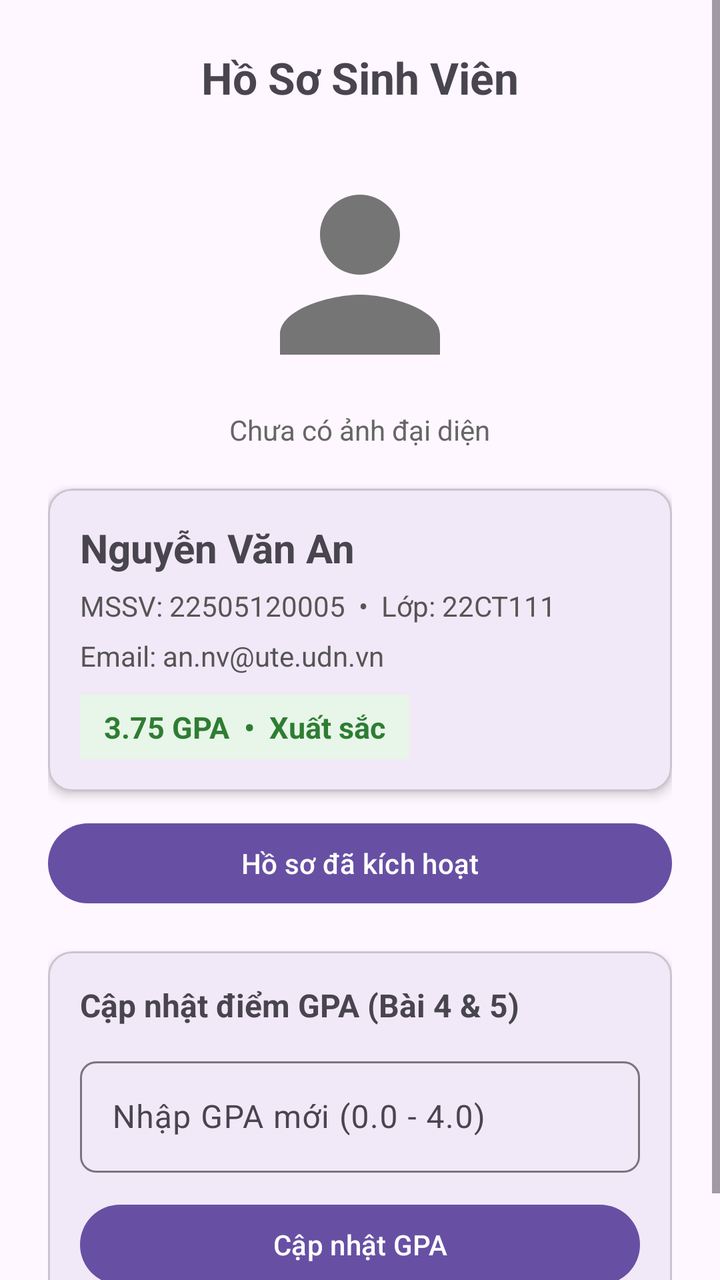
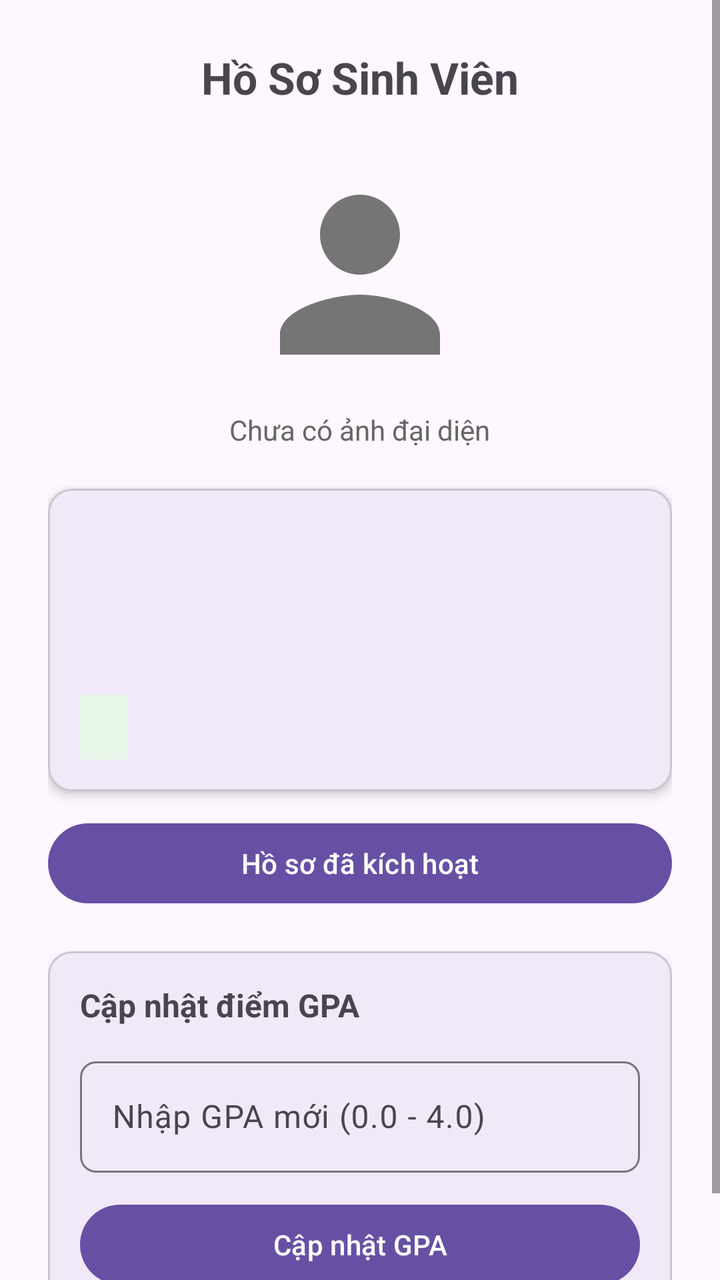

Before-and-after screenshots of an Android layout around one commit, followed by the original layout XML and the change that was made.
<!-- AndroidManifest.xml: application theme Theme.StudentProfile -->
<!-- res/layout/activity_main.xml -->
<?xml version="1.0" encoding="utf-8"?>
<ScrollView xmlns:android="http://schemas.android.com/apk/res/android"
    xmlns:app="http://schemas.android.com/apk/res-auto"
    xmlns:tools="http://schemas.android.com/tools"
    android:layout_width="match_parent"
    android:layout_height="match_parent"
    android:fillViewport="true"
    tools:context=".MainActivity">

    <LinearLayout
        android:layout_width="match_parent"
        android:layout_height="wrap_content"
        android:gravity="center_horizontal"
        android:orientation="vertical"
        android:padding="24dp">

        
        <TextView
            android:layout_width="wrap_content"
            android:layout_height="wrap_content"
            android:layout_marginBottom="24dp"
            android:text="Hồ Sơ Sinh Viên"
            android:textSize="22sp"
            android:textStyle="bold" />

        
        <ImageView
            android:id="@+id/imgAvatar"
            android:layout_width="120dp"
            android:layout_height="120dp"
            android:contentDescription="Avatar"
            android:scaleType="centerCrop"
            android:src="@drawable/ic_default_avatar" />

        <TextView
            android:id="@+id/tvAvatarStatus"
            android:layout_width="wrap_content"
            android:layout_height="wrap_content"
            android:layout_marginTop="8dp"
            android:text="Chưa có ảnh đại diện"
            android:textColor="#666666"
            android:textSize="14sp" />

        
        <com.google.android.material.card.MaterialCardView
            android:layout_width="match_parent"
            android:layout_height="wrap_content"
            android:layout_marginTop="20dp"
            app:cardCornerRadius="12dp"
            app:cardElevation="3dp"
            app:contentPadding="16dp">

            <LinearLayout
                android:layout_width="match_parent"
                android:layout_height="wrap_content"
                android:orientation="vertical">

                
                <TextView
                    android:id="@+id/tvStudentName"
                    android:layout_width="wrap_content"
                    android:layout_height="wrap_content"
                    android:text="Nguyễn Văn An"
                    android:textSize="20sp"
                    android:textStyle="bold" />

                
                <TextView
                    android:id="@+id/tvStudentDetails"
                    android:layout_width="wrap_content"
                    android:layout_height="wrap_content"
                    android:layout_marginTop="6dp"
                    android:text="MSSV: 22505120005  •  Lớp: 22CT111"
                    android:textColor="#555555"
                    android:textSize="14sp" />

                
                <TextView
                    android:id="@+id/tvStudentEmail"
                    android:layout_width="wrap_content"
                    android:layout_height="wrap_content"
                    android:layout_marginTop="6dp"
                    android:text="Email: an.nv@ute.udn.vn"
                    android:textColor="#555555"
                    android:textSize="14sp" />

                
                <TextView
                    android:id="@+id/tvGpaBadge"
                    android:layout_width="wrap_content"
                    android:layout_height="wrap_content"
                    android:layout_marginTop="10dp"
                    android:background="#E8F5E9"
                    android:paddingHorizontal="12dp"
                    android:paddingVertical="6dp"
                    android:text="3.75 GPA  •  Xuất sắc"
                    android:textColor="#2E7D32"
                    android:textSize="15sp"
                    android:textStyle="bold" />

                
                <TextView
                    android:id="@+id/tvHonorBadge"
                    android:layout_width="wrap_content"
                    android:layout_height="wrap_content"
                    android:layout_marginTop="8dp"
                    android:text="⭐ Sinh viên tiêu biểu / Vinh danh"
                    android:textColor="#F57C00"
                    android:textSize="13sp"
                    android:textStyle="italic"
                    android:visibility="gone" />

            </LinearLayout>
        </com.google.android.material.card.MaterialCardView>

        
        <ProgressBar
            android:id="@+id/progressBar"
            android:layout_width="wrap_content"
            android:layout_height="wrap_content"
            android:layout_marginTop="16dp"
            android:visibility="gone" />

        
        <Button
            android:id="@+id/btnUpdate"
            android:layout_width="match_parent"
            android:layout_height="wrap_content"
            android:layout_marginTop="12dp"
            android:text="Hồ sơ đã kích hoạt" />

        
        <com.google.android.material.card.MaterialCardView
            android:layout_width="match_parent"
            android:layout_height="wrap_content"
            android:layout_marginTop="20dp"
            app:cardCornerRadius="12dp"
            app:cardElevation="3dp"
            app:contentPadding="16dp">

            <LinearLayout
                android:layout_width="match_parent"
                android:layout_height="wrap_content"
                android:orientation="vertical">

                <TextView
                    android:layout_width="wrap_content"
                    android:layout_height="wrap_content"
                    android:text="Cập nhật điểm GPA (Bài 4 &amp; 5)"
                    android:textSize="16sp"
                    android:textStyle="bold" />

                <com.google.android.material.textfield.TextInputLayout
                    android:layout_width="match_parent"
                    android:layout_height="wrap_content"
                    android:layout_marginTop="12dp"
                    app:boxBackgroundMode="outline"
                    app:boxCornerRadiusBottomEnd="8dp"
                    app:boxCornerRadiusBottomStart="8dp"
                    app:boxCornerRadiusTopEnd="8dp"
                    app:boxCornerRadiusTopStart="8dp"
                    app:hintEnabled="true">

                    <com.google.android.material.textfield.TextInputEditText
                        android:id="@+id/edtGpaInput"
                        android:layout_width="match_parent"
                        android:layout_height="wrap_content"
                        android:hint="Nhập GPA mới (0.0 - 4.0)"
                        android:inputType="numberDecimal"
                        android:singleLine="true" />
                </com.google.android.material.textfield.TextInputLayout>

                
                <TextView
                    android:id="@+id/tvPreviewRanking"
                    android:layout_width="wrap_content"
                    android:layout_height="wrap_content"
                    android:layout_marginTop="8dp"
                    android:text="Dự kiến: Xuất sắc"
                    android:textColor="#2E7D32"
                    android:textSize="14sp"
                    android:textStyle="bold"
                    android:visibility="gone" />

                
                <Button
                    android:id="@+id/btnUpdateGpa"
                    android:layout_width="match_parent"
                    android:layout_height="wrap_content"
                    android:layout_marginTop="12dp"
                    android:text="Cập nhật GPA" />

            </LinearLayout>
        </com.google.android.material.card.MaterialCardView>

    </LinearLayout>
</ScrollView>
<!-- resources referenced by this layout -->
<resources>
  <!-- drawable ic_default_avatar (drawable) -->
  <vector xmlns:android="http://schemas.android.com/apk/res/android"
      android:width="96dp"
      android:height="96dp"
      android:viewportWidth="24"
      android:viewportHeight="24">
      <path
          android:fillColor="#757575"
          android:pathData="M12,12c2.21,0 4,-1.79 4,-4s-1.79,-4 -4,-4 -4,1.79 -4,4 1.79,4 4,4zM12,14c-2.67,0 -8,1.34 -8,4v2h16v-2c0,-2.66 -5.33,-4 -8,-4z"/>
  </vector>
  <style name="Theme.StudentProfile" parent="Base.Theme.StudentProfile" />
  <style name="Base.Theme.StudentProfile" parent="Theme.Material3.DayNight.NoActionBar">
          
          
      </style>
</resources>

<!-- the commit's change to res/layout/activity_main.xml (unified diff, before → after) -->
@@ -60,7 +60,6 @@
                     android:id="@+id/tvStudentName"
                     android:layout_width="wrap_content"
                     android:layout_height="wrap_content"
-                    android:text="Nguyễn Văn An"
                     android:textSize="20sp"
                     android:textStyle="bold" />
 
@@ -70,7 +69,6 @@
                     android:layout_width="wrap_content"
                     android:layout_height="wrap_content"
                     android:layout_marginTop="6dp"
-                    android:text="MSSV: 22505120005  •  Lớp: 22CT111"
                     android:textColor="#555555"
                     android:textSize="14sp" />
 
@@ -80,7 +78,6 @@
                     android:layout_width="wrap_content"
                     android:layout_height="wrap_content"
                     android:layout_marginTop="6dp"
-                    android:text="Email: an.nv@ute.udn.vn"
                     android:textColor="#555555"
                     android:textSize="14sp" />
 
@@ -93,7 +90,6 @@
                     android:background="#E8F5E9"
                     android:paddingHorizontal="12dp"
                     android:paddingVertical="6dp"
-                    android:text="3.75 GPA  •  Xuất sắc"
                     android:textColor="#2E7D32"
                     android:textSize="15sp"
                     android:textStyle="bold" />
@@ -146,7 +142,7 @@
                 <TextView
                     android:layout_width="wrap_content"
                     android:layout_height="wrap_content"
-                    android:text="Cập nhật điểm GPA (Bài 4 &amp; 5)"
+                    android:text="Cập nhật điểm GPA"
                     android:textSize="16sp"
                     android:textStyle="bold" />
 
